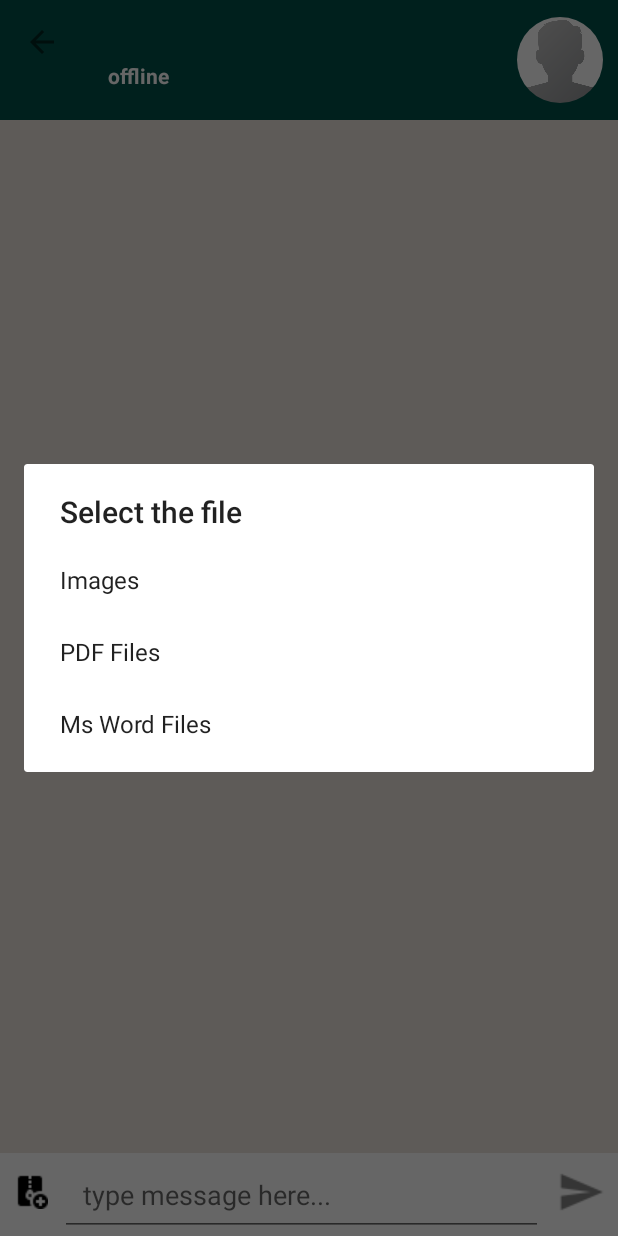
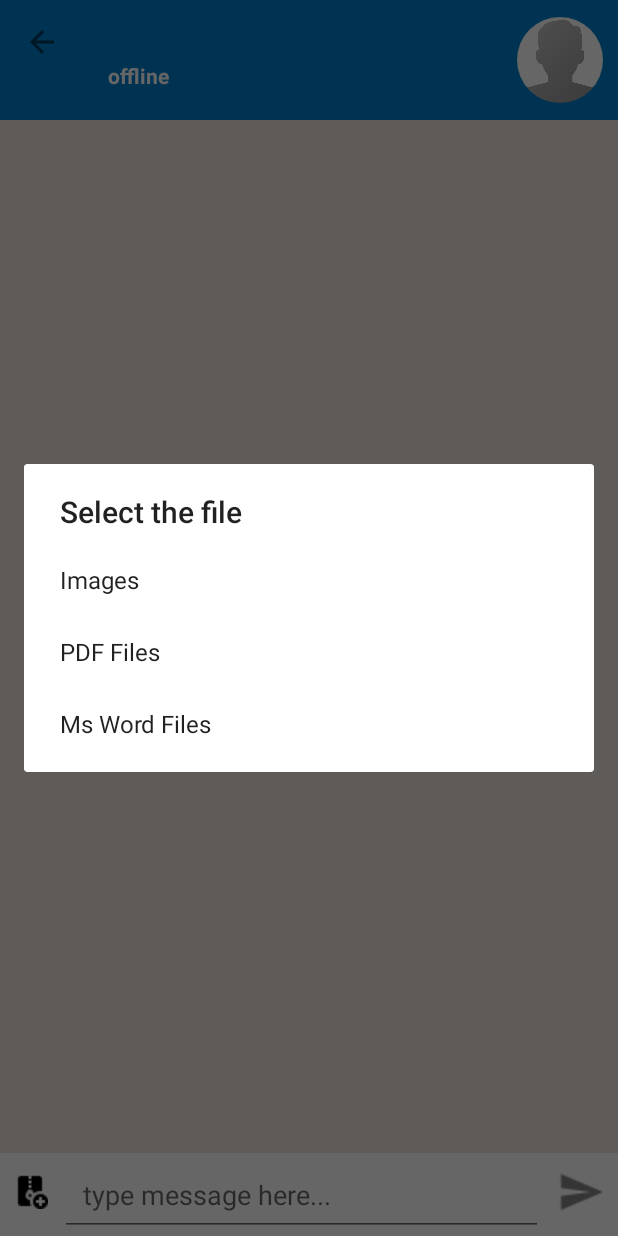
Before and after one commit to vashusharma1807/RealChat, an Android app: the ChatActivity screen opened directly, with no data from a screen before it, after a tap on an icon or button, on a phone screen of 412 x 824 dp. Run offline under Robolectric (Android 15) with nearby library versions, the phone set to English and light mode, and no system bars; our stand-ins replace CircleImageView, Firebase (no records; nobody signed in at launch, a user with empty details on screens opened directly), Picasso; pictures from the network do not load; 3 statements that could not run were skipped.

Commit message:
RealChatApp 20/4

```diff
--- a/app/src/main/AndroidManifest.xml
+++ b/app/src/main/AndroidManifest.xml
@@ -13,7 +13,8 @@
         android:roundIcon="@mipmap/icon"
         android:supportsRtl="true"
         android:theme="@style/AppTheme">
-        <activity android:name=".ImageViewerActivity"></activity>
+        <activity android:name=".ForgetPasswordActivity"></activity>
+        <activity android:name=".ImageViewerActivity" />
         <activity
             android:name=".ChatActivity"
             android:parentActivityName=".MainActivity" />
@@ -28,7 +29,8 @@
             android:parentActivityName=".MainActivity" />
         <activity android:name=".RegisterActivity" />
         <activity android:name=".LoginActivity" />
-        <activity android:name=".MainActivity"
+        <activity
+            android:name=".MainActivity"
             android:parentActivityName=".MainActivity">
             <intent-filter>
                 <action android:name="android.intent.action.MAIN" />
--- a/app/src/main/java/com/example/realchat/ChatActivity.java
+++ b/app/src/main/java/com/example/realchat/ChatActivity.java
@@ -15,7 +15,7 @@ import android.content.DialogInterface;
 import android.content.Intent;
 import android.net.Uri;
 import android.os.Bundle;
-import android.provider.DocumentsContract;
+
 import android.text.TextUtils;
 import android.view.LayoutInflater;
 import android.view.View;
@@ -30,7 +30,6 @@ import com.google.android.gms.tasks.OnCompleteListener;
 import com.google.android.gms.tasks.OnFailureListener;
 import com.google.android.gms.tasks.Task;
 import com.google.firebase.auth.FirebaseAuth;
-import com.google.firebase.auth.FirebaseUser;
 import com.google.firebase.database.ChildEventListener;
 import com.google.firebase.database.DataSnapshot;
 import com.google.firebase.database.DatabaseError;
@@ -217,7 +216,7 @@ public class ChatActivity extends AppCompatActivity {
     @Override
     protected void onStart() {
         super.onStart();
-        updateUserStatus("online");
+
         RootRef.child("Message").child(messageSenderId).child(messageReceiverId)
                 .addChildEventListener(new ChildEventListener() {
                     @Override
@@ -251,22 +250,6 @@ public class ChatActivity extends AppCompatActivity {
 
                     }
                 });
-    }
-
-    @Override
-    protected void onStop() {
-        super.onStop();
-        FirebaseUser currentUser = mAuth.getCurrentUser();
-            updateUserStatus("offline");
-
-    }
-
-    @Override
-    protected void onDestroy() {
-        super.onDestroy();
-        FirebaseUser currentUser = mAuth.getCurrentUser();
-            updateUserStatus("offline");
-
     }
 
     @Override
@@ -405,7 +388,7 @@ public class ChatActivity extends AppCompatActivity {
                                     if(task.isSuccessful())
                                     {
                                         loadingBar.dismiss();
-                                        Toast.makeText(ChatActivity.this, "Image Sent", Toast.LENGTH_SHORT).show();
+                                        //Toast.makeText(ChatActivity.this, "Image Sent", Toast.LENGTH_SHORT).show();
                                     }
                                     else
                                     {
@@ -454,7 +437,6 @@ public class ChatActivity extends AppCompatActivity {
                     }
                     else
                     {
-                        userLastSeen.setTextSize(14);
                         userLastSeen.setText("Last Seen: "+date+" "+time);
                     }
                 }
@@ -505,7 +487,7 @@ public class ChatActivity extends AppCompatActivity {
                 public void onComplete(@NonNull Task task) {
                     if(task.isSuccessful())
                     {
-                        Toast.makeText(ChatActivity.this, "Message Sent", Toast.LENGTH_SHORT).show();
+
                     }
                     else
                     {
@@ -514,30 +496,6 @@ public class ChatActivity extends AppCompatActivity {
                     MessageInputText.setText("");
                 }
             });
-
         }
     }
-
-    private void updateUserStatus (String state)
-    {
-        String saveCurrentTime , saveCurrentDate ;
-
-        Calendar calendar = Calendar.getInstance();
-
-        SimpleDateFormat currentDate = new SimpleDateFormat("MMM dd,yyyy");
-        saveCurrentDate=currentDate.format(calendar.getTime());
-
-        SimpleDateFormat currentTime = new SimpleDateFormat("hh:mm a");
-        saveCurrentTime=currentTime.format(calendar.getTime());
-
-        HashMap<String , Object> onlineStateMap = new HashMap<>();
-        onlineStateMap.put("time",saveCurrentTime);
-        onlineStateMap.put("date",saveCurrentDate);
-        onlineStateMap.put("state",state);
-
-        currentUserID = mAuth.getCurrentUser().getUid();
-
-        RootRef.child("Users").child(currentUserID).child("userState")
-                .updateChildren(onlineStateMap);
-    }
 }
--- a/app/src/main/res/layout/activity_login.xml
+++ b/app/src/main/res/layout/activity_login.xml
@@ -58,7 +58,7 @@
 
             <TextView
                 android:id="@+id/forget_password_link"
-                android:layout_width="match_parent"
+                android:layout_width="wrap_content"
                 android:layout_height="wrap_content"
                 android:layout_centerHorizontal="true"
                 android:layout_below="@+id/login_password"
@@ -68,6 +68,7 @@
                 android:textStyle="bold"
                 android:textColor="@color/colorRed"
                 android:padding="4dp"
+                android:layout_alignParentEnd="true"
                 android:layout_marginTop="4dp"
                 android:layout_marginRight="15dp"
                 android:layout_marginLeft="23dp"
--- a/app/src/main/res/values/colors.xml
+++ b/app/src/main/res/values/colors.xml
@@ -1,7 +1,7 @@
 <?xml version="1.0" encoding="utf-8"?>
 <resources>
-    <color name="colorPrimary">#006257</color>
-    <color name="colorPrimaryDark">#005048</color>
+    <color name="colorPrimary">#00A0FF</color>
+    <color name="colorPrimaryDark">#0080CC</color>
     <color name="colorAccent">#D5D5D5</color>
     <color name="colorRed">#FF0000</color>
 </resources>
```
Also changed, not shown: app/src/main/java/com/example/realchat/ForgetPasswordActivity.java (added, +61 -0 lines), app/src/main/java/com/example/realchat/LoginActivity.java (+10 -0 lines), app/src/main/java/com/example/realchat/MainActivity.java (+52 -15 lines), app/src/main/res/layout/activity_forget_password.xml (added, +59 -0 lines), app/src/main/res/drawable/forget_password.png (added).
